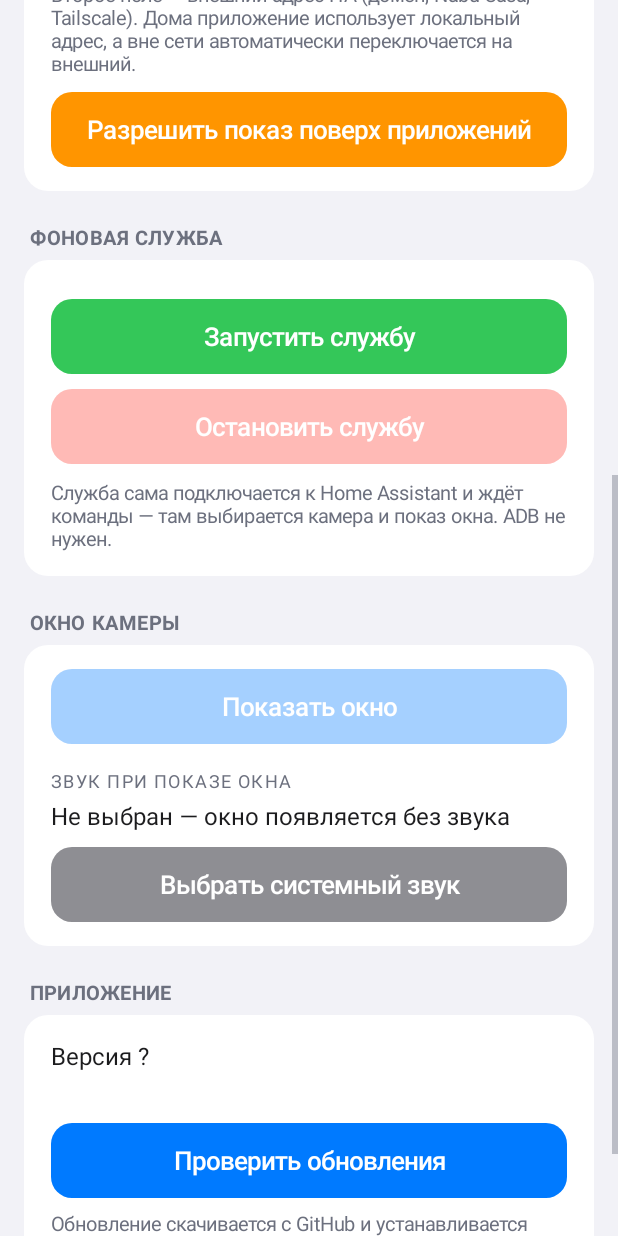
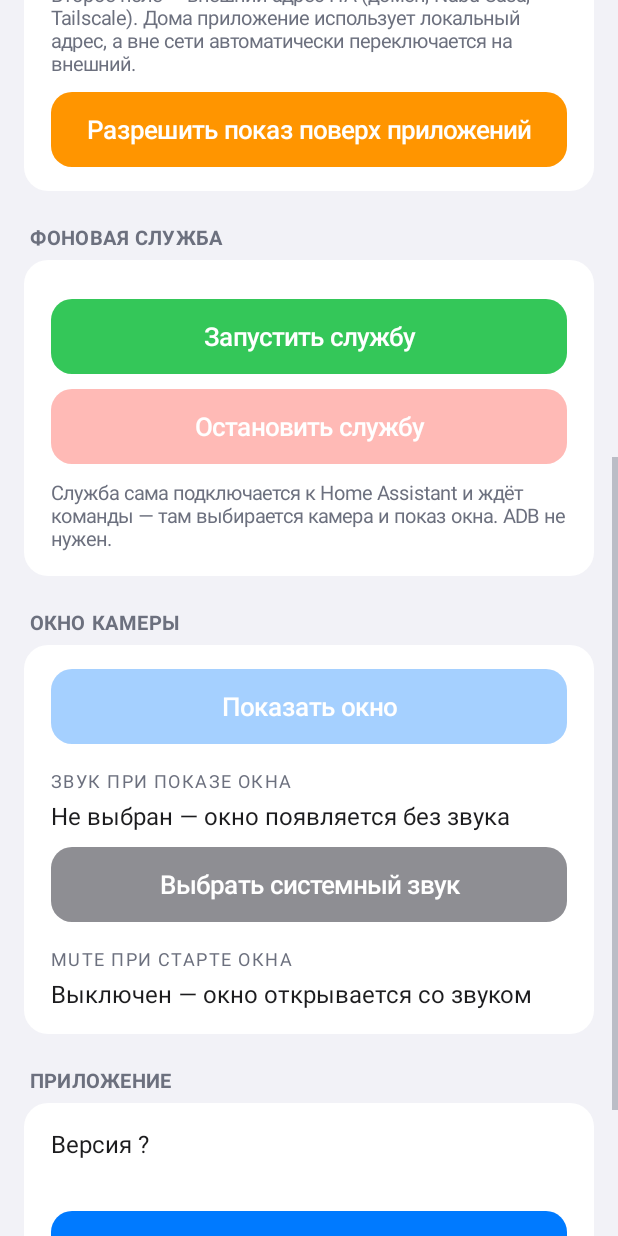
Before and after one commit to beemerspb/mynotify, an Android app: the screen it shows after launch (MainActivity), scrolled down 576 dp, on a phone screen of 412 x 824 dp. Run offline under Robolectric (Android 15) with nearby library versions, the phone set to English and light mode, and no system bars.

Commit message:
feat: v0.7.6 — звук потока в окне, иконка вкл/выкл звука в панели, настройка mute_on_start

```diff
--- a/app/build.gradle.kts
+++ b/app/build.gradle.kts
@@ -11,8 +11,8 @@ android {
         applicationId = "com.mynotify"
         minSdk = 21
         targetSdk = 35
-        versionCode = 21
-        versionName = "0.7.5"
+        versionCode = 22
+        versionName = "0.7.6"
     }
 
     compileOptions {
--- a/app/src/main/java/com/mynotify/MainActivity.kt
+++ b/app/src/main/java/com/mynotify/MainActivity.kt
@@ -452,6 +452,31 @@ class MainActivity : Activity() {
                 startActivityForResult(i, REQ_SOUND)
             }
         })
+        winCard.addView(TextView(this).apply {
+            text = "MUTE ПРИ СТАРТЕ ОКНА"
+            setTextColor(cSecondary)
+            setTextSize(TypedValue.COMPLEX_UNIT_SP, 12f)
+            letterSpacing = 0.08f
+            setPadding(0, dp(16), 0, 0)
+        })
+        val muteVal = TextView(this).apply {
+            setTextColor(cLabel)
+            setTextSize(TypedValue.COMPLEX_UNIT_SP, 16f)
+            setPadding(0, dp(4), 0, 0)
+            isClickable = true
+        }
+        fun muteLabel(on: Boolean) {
+            muteVal.text = if (on) "Включён — окно открывается без звука"
+                           else "Выключен — окно открывается со звуком"
+        }
+        val mutePrefs = getSharedPreferences("settings", MODE_PRIVATE)
+        muteLabel(mutePrefs.getBoolean("mute_on_start", false))
+        muteVal.setOnClickListener {
+            val nv = !mutePrefs.getBoolean("mute_on_start", false)
+            mutePrefs.edit().putBoolean("mute_on_start", nv).apply()
+            muteLabel(nv)
+        }
+        winCard.addView(muteVal)
         lay.addView(winCard)
 
         // --- Секция «Приложение»: версия и встроенное обновление ---
--- /dev/null
+++ b/app/src/main/res/drawable/ic_volume_off.xml
@@ -0,0 +1,7 @@
+<vector xmlns:android="http://schemas.android.com/apk/res/android"
+    android:width="24dp" android:height="24dp"
+    android:viewportWidth="24" android:viewportHeight="24"
+    android:tint="#FFFFFF">
+    <path android:fillColor="@android:color/white"
+        android:pathData="M16.5,12c0,-1.77 -1.02,-3.29 -2.5,-4.03v2.21l2.45,2.45c0.03,-0.2 0.05,-0.41 0.05,-0.63zM19,12c0,0.94 -0.2,1.82 -0.54,2.64l1.51,1.51C20.63,14.91 21,13.5 21,12c0,-4.28 -2.99,-7.86 -7,-8.77v2.06c2.89,0.86 5,3.54 5,6.71zM4.27,3L3,4.27 7.73,9H3v6h4l5,5v-6.73l4.25,4.25c-0.67,0.52 -1.42,0.93 -2.25,1.18v2.06c1.38,-0.31 2.63,-0.95 3.69,-1.81L19.73,21 21,19.73l-9,-9L4.27,3zM12,4L9.91,6.09 12,8.18V4z"/>
+</vector>
--- /dev/null
+++ b/app/src/main/res/drawable/ic_volume_up.xml
@@ -0,0 +1,7 @@
+<vector xmlns:android="http://schemas.android.com/apk/res/android"
+    android:width="24dp" android:height="24dp"
+    android:viewportWidth="24" android:viewportHeight="24"
+    android:tint="#FFFFFF">
+    <path android:fillColor="@android:color/white"
+        android:pathData="M3,9v6h4l5,5V4L7,9H3zM16.5,12c0,-1.77 -1.02,-3.29 -2.5,-4.03v8.05c1.48,-0.73 2.5,-2.25 2.5,-4.02zM14,3.23v2.06c2.89,0.86 5,3.54 5,6.71s-2.11,5.85 -5,6.71v2.06c4.01,-0.91 7,-4.49 7,-8.77s-2.99,-7.86 -7,-8.77z"/>
+</vector>
```
Also changed, not shown: app/src/main/java/com/mynotify/OverlayService.kt (+23 -0 lines), 3 other files.
